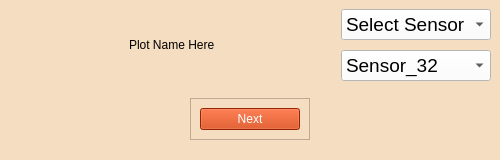
The window that GUI/Qt_Files/visualize_sensor_selection_dropdown.ui (jrsm1/EWAS_Application) describes before a commit, drawn with Qt 5.
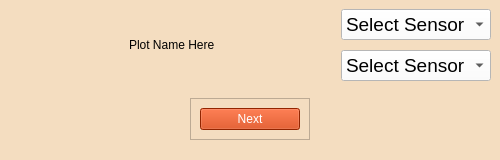
The same window after the commit.

```diff
--- a/GUI/Qt_Files/visualize_sensor_selection_dropdown.ui
+++ b/GUI/Qt_Files/visualize_sensor_selection_dropdown.ui
@@ -115,11 +115,6 @@
 																color: rgb(0, 0, 0);
 															</string>
           </property>
-          <item>
-           <property name="text">
-            <string>Sensor_32</string>
-           </property>
-          </item>
           <item>
            <property name="text">
             <string>Select Sensor</string>
```
